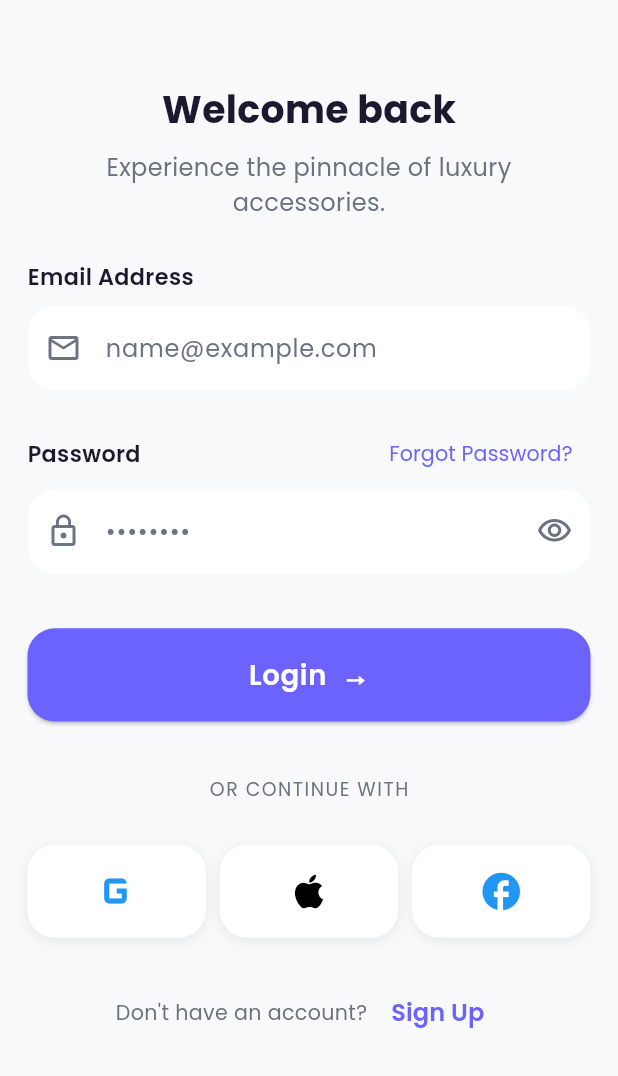
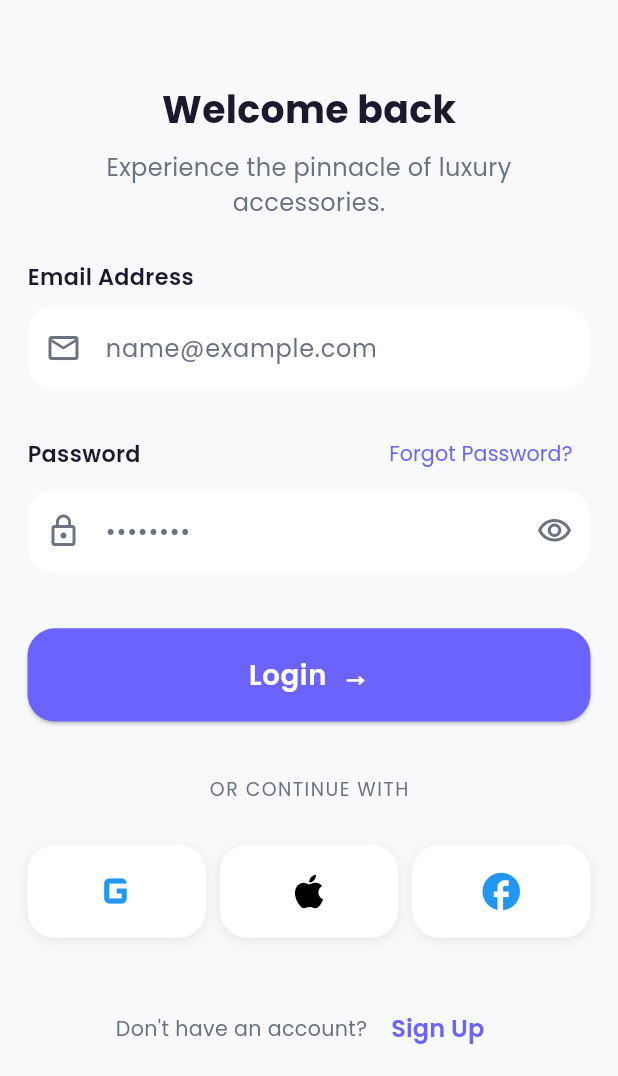
Before and after one commit to BENSAMEH/stylo_app, a Flutter app: the screen it shows after launch, on a phone screen of 412 x 824 dp, the part 160-1236 px from its top. Run offline on Flutter 3.47's test engine with Material 3 defaults, Android fonts, the phone set to English and light mode, and no system bars; our stand-ins replace cached_network_image, flutter_screenutil, google_fonts, image_picker, pin_code_fields.

Commit message:
Update login and validators

```diff
--- a/lib/features/auth/presentation/screens/login/login_screen.dart
+++ b/lib/features/auth/presentation/screens/login/login_screen.dart
@@ -3,6 +3,7 @@ import 'package:stylo_app/core/constants/app_colors.dart';
 import 'package:stylo_app/core/constants/app_sizes.dart';
 import 'package:stylo_app/core/constants/app_text_styles.dart';
 import 'package:stylo_app/core/utils/app_validators.dart';
+import 'package:stylo_app/features/home/presentation/screens/home/home_screen.dart';
 
 class LoginScreen extends StatefulWidget {
   const LoginScreen({super.key});
@@ -26,7 +27,6 @@ class _LoginScreenState extends State<LoginScreen> {
   }
 
  void _onLogin() {
-    // Dismiss keyboard first
   FocusScope.of(context).unfocus();
 
   if (!_formKey.currentState!.validate()) return;
@@ -37,6 +37,12 @@ class _LoginScreenState extends State<LoginScreen> {
   Future.delayed(const Duration(seconds: 2), () {
     if (!mounted) return;
     setState(() => _isLoading = false);
+
+    Navigator.pushAndRemoveUntil(
+      context,
+      MaterialPageRoute(builder: (_) => const HomeScreen()),
+      (route) => false, // clears the entire back stack so user can't go back to login
+    );
   });
 }
 
@@ -47,6 +53,7 @@ class _LoginScreenState extends State<LoginScreen> {
       body: SafeArea(
         child: Form(
           key: _formKey,
+          child: SingleChildScrollView(
             child: Padding(
               padding: EdgeInsets.symmetric(horizontal: AppSizes.screenPadding),
               child: Column(
@@ -268,7 +275,7 @@ class _LoginScreenState extends State<LoginScreen> {
                     ],
                   ),
 
-                const Spacer(),
+                  SizedBox(height: AppSizes.xl),
 
                   // ── Sign up row ──────────────────────────────────
                   Row(
@@ -297,6 +304,7 @@ class _LoginScreenState extends State<LoginScreen> {
 
                   SizedBox(height: AppSizes.md),
                 ],
+              ),
             ),
           ),
         ),
```
Lines whose indentation alone changed are shown as unchanged.
